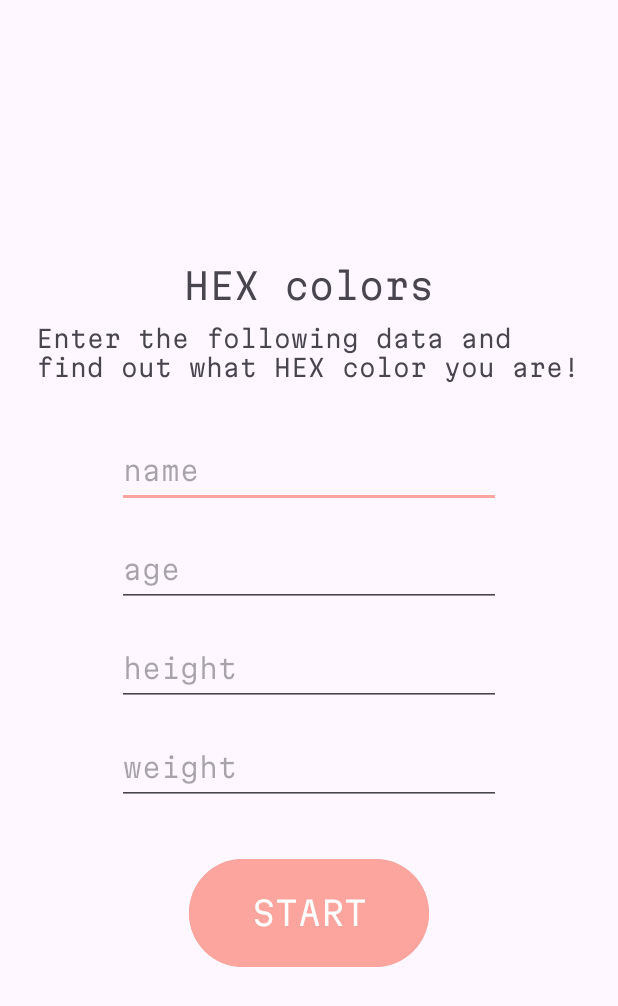
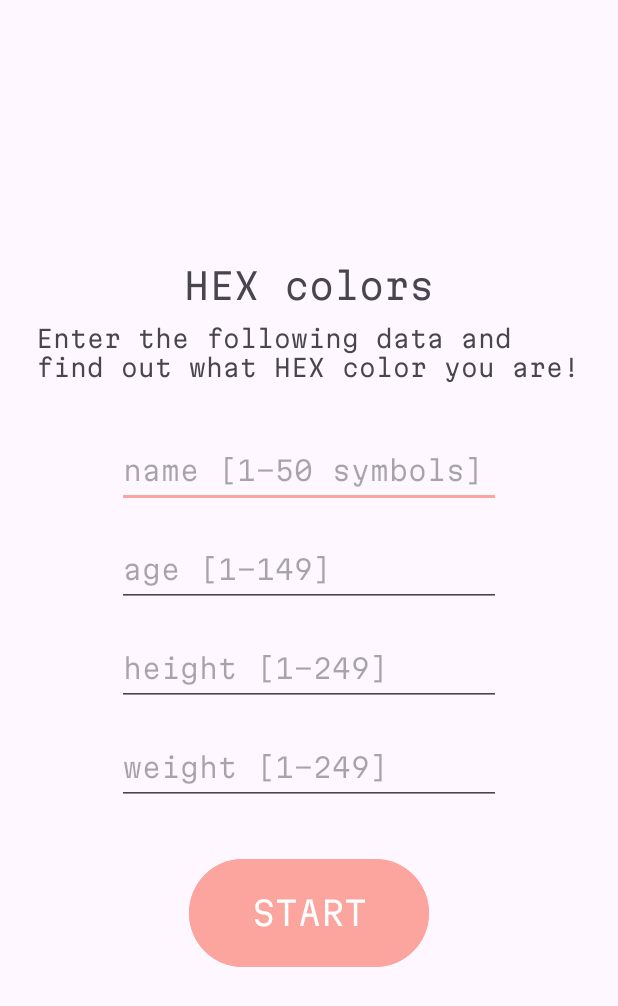
Before and after one commit to infimum05772/android_summer_practice, an Android app: the screen it shows after launch (MainActivity), on a phone screen of 412 x 824 dp. Shown: the top 1006 px of the screen. Run offline under Robolectric (Android 15) with nearby library versions, the phone set to English and light mode, and no system bars.

Commit message:
hints added

```diff
--- a/app/src/main/res/values/strings.xml
+++ b/app/src/main/res/values/strings.xml
@@ -2,11 +2,12 @@
     <string name="app_name">SummerPractice</string>
     <string name="app_name_1">I (don\'t) hate Android Studio</string>
     <string name="start">START</string>
-    <string name="name">name</string>
+    <string name="name">name [1–50 symbols]</string>
     <string name="description">Enter the following data and find out what HEX color you are!</string>
-    <string name="height">height</string>
+    <string name="height">height [1–249]</string>
     <string name="html_colors">HEX colors</string>
-    <string name="weight">weight</string>
-    <string name="age">age</string>
+    <string name="weight">weight [1–249]</string>
+    <string name="age">age [1–149]</string>
     <string name="defval">defval</string>
+    <string name="excMsg">Invalid input data</string>
 </resources>
```
Also changed, not shown: app/src/main/java/com/itis/summerpractice/MainActivity.kt (indentation only).
